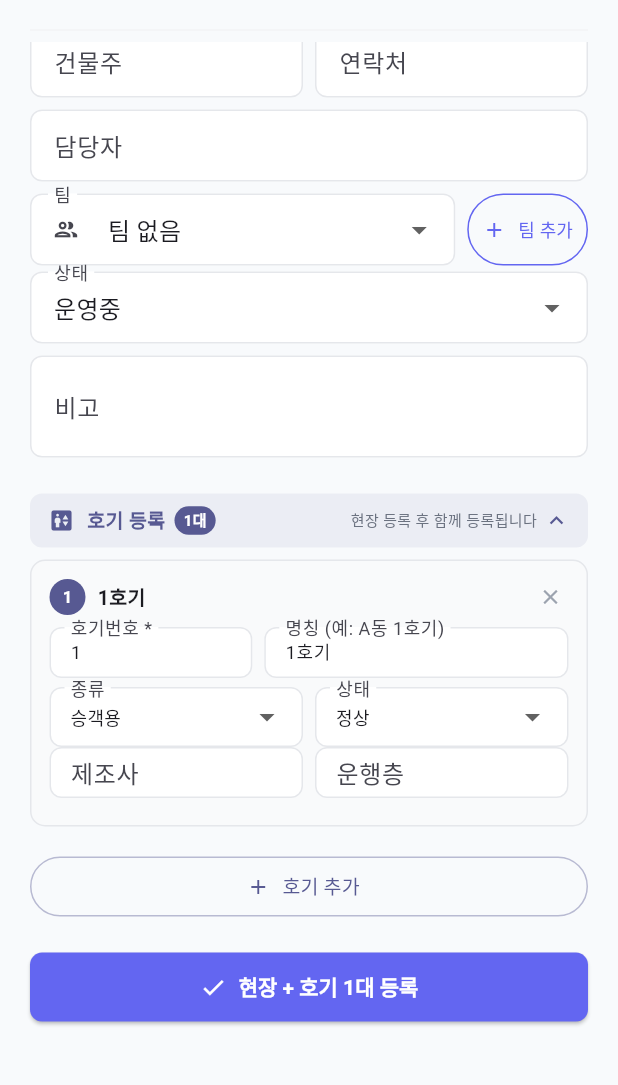
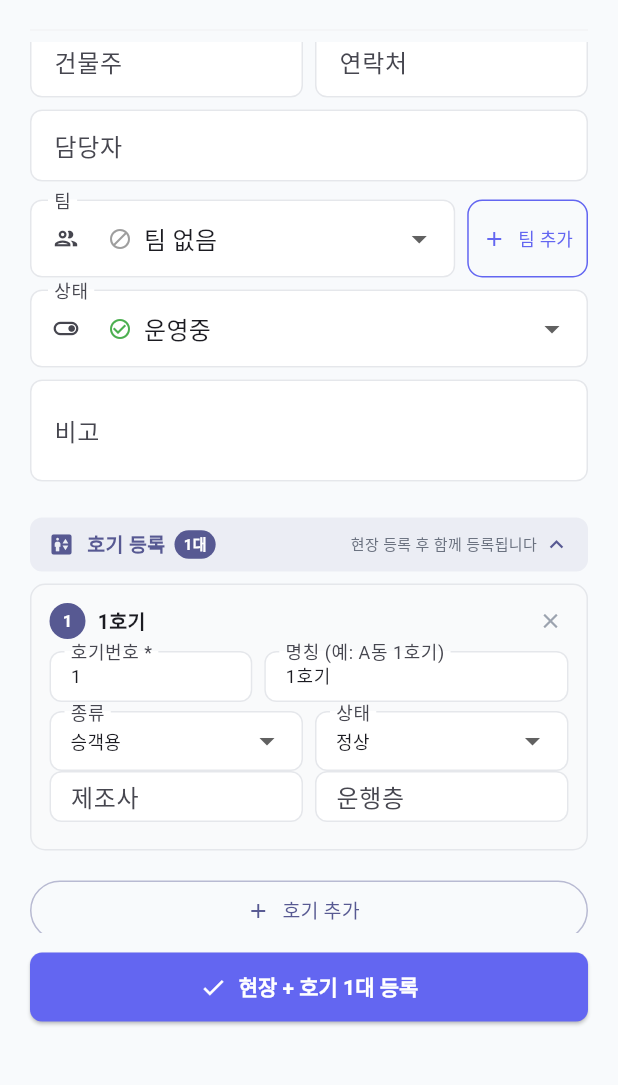
Before and after one commit to woo7942/Dselevator, a Flutter app: the SiteFormSheet widget shown alone on an empty page, opened directly, scrolled down 149 dp, on a phone screen of 412 x 824 dp, the part 84-1169 px from its top. Run offline on Flutter 3.47's test engine with Material 3 defaults, Android fonts, the phone set to English and light mode, and no system bars; our stand-ins replace file_picker, fl_chart, shared_preferences, table_calendar, web; missing offline and left inert: dart:html, dart:js_interop, dart:ui_web; accounts and stored records are empty; network calls fail.

Commit message:
fix: v2.4.0 - 대시보드 팀별 현황 수정 + 현장등록 팀선택 UI 개선
[대시보드 수정]
- teamStats 필드명 불일치 수정: site_count→sites, elevator_count→elevators, fault_count→fault, warning_count→warning
- 팀별 카드에서 현장/승강기 수 올바르게 표시되도록 수정
- _buildSelectedTeamBanner도 동일 필드명 수정

[현장 등록 폼 개선]
- 팀 선택 드롭다운: 아이콘+색상 추가 (파주1팀→파란색, 파주2팀→보라색)
- 아웃라인 테두리 스타일 적용
- value/initialValue 혼용 문제 수정 (_status DropdownButtonFormField)
- 상태 선택: 아이콘+색상 표시 (운영중→녹색, 비운영→주황, 중지→빨강)

```diff
--- a/lib/screens/dashboard_screen.dart
+++ b/lib/screens/dashboard_screen.dart
@@ -322,10 +322,10 @@ class DashboardScreenState extends State<DashboardScreen> {
           children: d.teamStats.map((t) {
             final m = t as Map<String, dynamic>;
             final team = m['team']?.toString() ?? '';
-            final siteCount = (m['site_count'] as num?)?.toInt() ?? 0;
-            final elevCount = (m['elevator_count'] as num?)?.toInt() ?? 0;
-            final faultCount = (m['fault_count'] as num?)?.toInt() ?? 0;
-            final warnCount = (m['warning_count'] as num?)?.toInt() ?? 0;
+            final siteCount = (m['sites'] as num?)?.toInt() ?? 0;
+            final elevCount = (m['elevators'] as num?)?.toInt() ?? 0;
+            final faultCount = (m['fault'] as num?)?.toInt() ?? 0;
+            final warnCount = (m['warning'] as num?)?.toInt() ?? 0;
             final pendIssues = (m['pending_issues'] as num?)?.toInt() ?? 0;
             final critIssues = (m['critical_issues'] as num?)?.toInt() ?? 0;
             final fg = _teamFgColor(team);
@@ -483,8 +483,8 @@ class DashboardScreenState extends State<DashboardScreen> {
     );
     if (teamData == null) return const SizedBox.shrink();
     final m = teamData as Map<String, dynamic>;
-    final siteCount = (m['site_count'] as num?)?.toInt() ?? 0;
-    final elevCount = (m['elevator_count'] as num?)?.toInt() ?? 0;
+    final siteCount = (m['sites'] as num?)?.toInt() ?? 0;
+    final elevCount = (m['elevators'] as num?)?.toInt() ?? 0;
     final fg = _teamFgColor(_selectedTeam);
     final bg = _teamBgColor(_selectedTeam);
     return Container(
--- a/lib/screens/sites_screen.dart
+++ b/lib/screens/sites_screen.dart
@@ -1287,21 +1287,47 @@ class _SiteFormSheetState extends State<SiteFormSheet> {
                         ],
                       ),
                       _field(_mgCtrl, '담당자'),
-                      // ── 팀 선택 + 팀 추가 버튼 ──
+                      // ── 팀 선택 ──
+                      const SizedBox(height: 4),
                       Row(
-                        crossAxisAlignment: CrossAxisAlignment.end,
                         children: [
                           Expanded(
                             child: DropdownButtonFormField<String>(
-                              value: _teamOptions.contains(_team) ? _team : null,
-                              decoration: const InputDecoration(
+                              value: (_team != null && _teamOptions.contains(_team)) ? _team : null,
+                              decoration: InputDecoration(
                                 labelText: '팀',
-                                prefixIcon: Icon(Icons.group_outlined, size: 18),
+                                prefixIcon: const Icon(Icons.group_outlined, size: 18),
+                                border: OutlineInputBorder(borderRadius: BorderRadius.circular(10)),
+                                contentPadding: const EdgeInsets.symmetric(horizontal: 12, vertical: 14),
                               ),
-                              hint: const Text('팀 선택'),
+                              hint: const Text('팀 선택', style: TextStyle(color: Colors.grey)),
+                              isExpanded: true,
                               items: [
-                                const DropdownMenuItem(value: null, child: Text('팀 없음')),
-                                ..._teamOptions.map((t) => DropdownMenuItem(value: t, child: Text(t))),
+                                const DropdownMenuItem<String>(
+                                  value: null,
+                                  child: Row(
+                                    children: [
+                                      Icon(Icons.block_outlined, size: 16, color: Colors.grey),
+                                      SizedBox(width: 8),
+                                      Text('팀 없음'),
+                                    ],
+                                  ),
+                                ),
+                                ..._teamOptions.map((t) => DropdownMenuItem<String>(
+                                  value: t,
+                                  child: Row(
+                                    children: [
+                                      Icon(Icons.group, size: 16,
+                                        color: t == '파주1팀'
+                                          ? const Color(0xFF1565C0)
+                                          : t == '파주2팀'
+                                            ? const Color(0xFF6A1B9A)
+                                            : AppTheme.primary),
+                                      const SizedBox(width: 8),
+                                      Text(t, style: const TextStyle(fontWeight: FontWeight.w500)),
+                                    ],
+                                  ),
+                                )),
                               ],
                               onChanged: (v) => setState(() => _team = v),
                             ),
@@ -1309,7 +1335,7 @@ class _SiteFormSheetState extends State<SiteFormSheet> {
                           const SizedBox(width: 8),
                           // 팀 추가 버튼
                           SizedBox(
-                            height: 48,
+                            height: 52,
                             child: OutlinedButton.icon(
                               onPressed: _addTeam,
                               icon: const Icon(Icons.add, size: 16),
@@ -1318,19 +1344,32 @@ class _SiteFormSheetState extends State<SiteFormSheet> {
                                 foregroundColor: AppTheme.primary,
                                 side: const BorderSide(color: AppTheme.primary),
                                 padding: const EdgeInsets.symmetric(horizontal: 10),
+                                shape: RoundedRectangleBorder(
+                                  borderRadius: BorderRadius.circular(10),
+                                ),
                               ),
                             ),
                           ),
                         ],
                       ),
-                      const SizedBox(height: 4),
+                      const SizedBox(height: 8),
+                      // ── 상태 선택 ──
                       DropdownButtonFormField<String>(
-                        initialValue: _status,
-                        decoration: const InputDecoration(labelText: '상태'),
+                        value: _status,
+                        decoration: InputDecoration(
+                          labelText: '상태',
+                          prefixIcon: const Icon(Icons.toggle_on_outlined, size: 18),
+                          border: OutlineInputBorder(borderRadius: BorderRadius.circular(10)),
+                          contentPadding: const EdgeInsets.symmetric(horizontal: 12, vertical: 14),
+                        ),
+                        isExpanded: true,
                         items: const [
-                          DropdownMenuItem(value: 'active', child: Text('운영중')),
-                          DropdownMenuItem(value: 'inactive', child: Text('비운영')),
-                          DropdownMenuItem(value: 'suspended', child: Text('중지')),
+                          DropdownMenuItem(value: 'active',
+                            child: Row(children: [Icon(Icons.check_circle_outline, size: 16, color: Colors.green), SizedBox(width: 8), Text('운영중')])),
+                          DropdownMenuItem(value: 'inactive',
+                            child: Row(children: [Icon(Icons.pause_circle_outline, size: 16, color: Colors.orange), SizedBox(width: 8), Text('비운영')])),
+                          DropdownMenuItem(value: 'suspended',
+                            child: Row(children: [Icon(Icons.cancel_outlined, size: 16, color: Colors.red), SizedBox(width: 8), Text('중지')])),
                         ],
                         onChanged: (v) => setState(() => _status = v ?? 'active'),
                       ),
```
